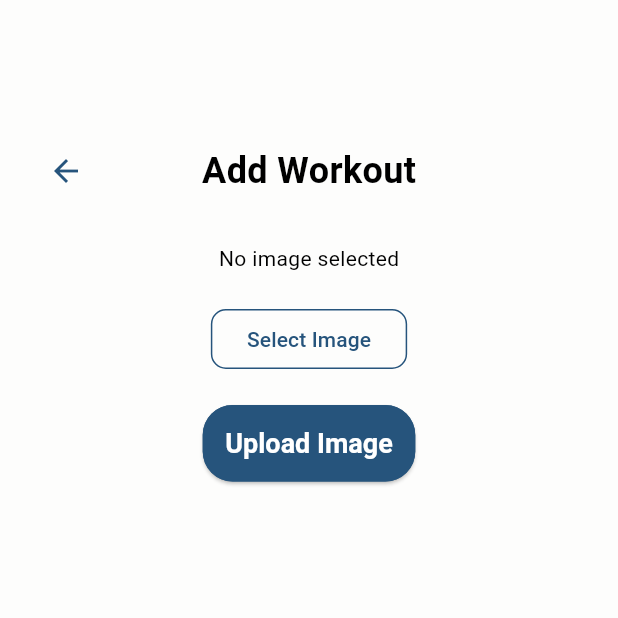
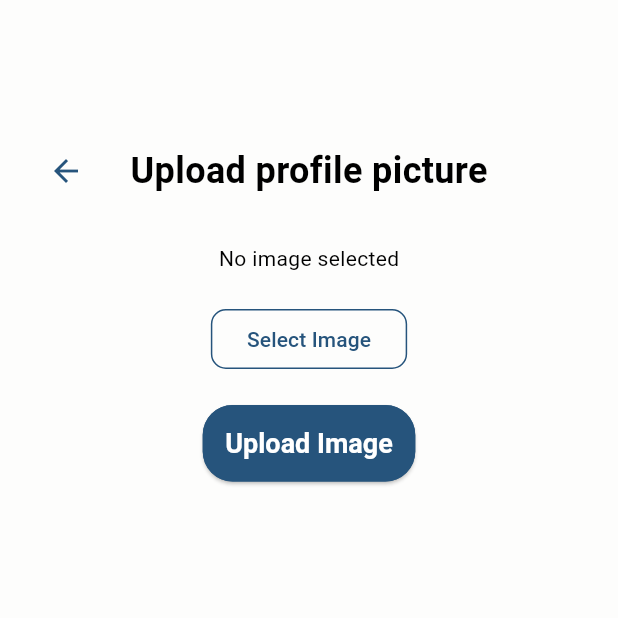
Before and after one commit to NathanLombardRetro/vitaflowplus, a Flutter app: the ImageUploadPage screen opened directly, on a phone screen of 412 x 824 dp, the top half of it. Run offline on Flutter 3.47's test engine with Material 3 defaults, Android fonts, the phone set to English and light mode, and no system bars; our stand-ins replace cloud_firestore, firebase_auth, firebase_core, image_picker, syncfusion_flutter_charts, theme_provider; missing offline and left inert: syncfusion_flutter_pdf; accounts and stored records are empty; network calls fail.

Commit message:
heading change

```diff
--- a/lib/ui/profile/profile_page.dart
+++ b/lib/ui/profile/profile_page.dart
@@ -99,7 +99,7 @@ class _ImageUploadPageState extends State<ImageUploadPage> {
                     child: Icon(Icons.arrow_back),
                   ),
                   Text(
-                    'Add Workout',
+                    'Upload profile picture',
                     style: TextStyle(
                         fontSize: 24,
                         fontWeight: FontWeight.bold,
```
